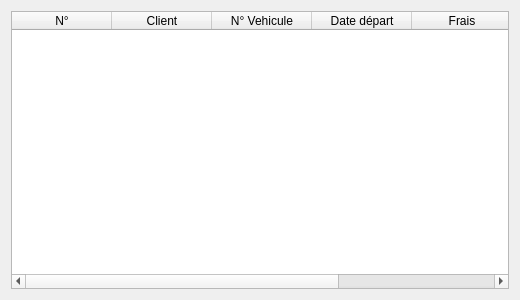
Qt form src/views/BookingList/BookingListView.ui (DinaTolotra/QReservation) before a commit.
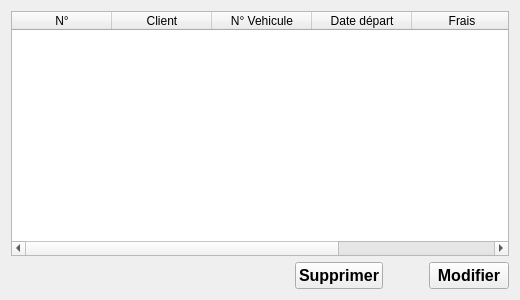
The same form after that commit. Icons and pictures are not drawn.

```diff
--- a/src/views/BookingList/BookingListView.ui
+++ b/src/views/BookingList/BookingListView.ui
@@ -60,6 +60,73 @@
      </column>
     </widget>
    </item>
+   <item>
+    <layout class="QHBoxLayout" name="horizontalLayout">
+     <item>
+      <spacer name="spc">
+       <property name="orientation">
+        <enum>Qt::Orientation::Horizontal</enum>
+       </property>
+       <property name="sizeHint" stdset="0">
+        <size>
+         <width>40</width>
+         <height>20</height>
+        </size>
+       </property>
+      </spacer>
+     </item>
+     <item>
+      <widget class="QPushButton" name="delBtn">
+       <property name="font">
+        <font>
+         <pointsize>12</pointsize>
+         <bold>true</bold>
+        </font>
+       </property>
+       <property name="text">
+        <string>Supprimer</string>
+       </property>
+       <property name="icon">
+        <iconset resource="../../../res/ressources.qrc">
+         <normaloff>:/icons/icons/trash-2.svg</normaloff>:/icons/icons/trash-2.svg</iconset>
+       </property>
+      </widget>
+     </item>
+     <item>
+      <spacer name="horizontalSpacer">
+       <property name="orientation">
+        <enum>Qt::Orientation::Horizontal</enum>
+       </property>
+       <property name="sizeType">
+        <enum>QSizePolicy::Policy::Minimum</enum>
+       </property>
+       <property name="sizeHint" stdset="0">
+        <size>
+         <width>40</width>
+         <height>20</height>
+        </size>
+       </property>
+      </spacer>
+     </item>
+     <item>
+      <widget class="QPushButton" name="modifBtn">
+       <property name="font">
+        <font>
+         <pointsize>12</pointsize>
+         <bold>true</bold>
+        </font>
+       </property>
+       <property name="text">
+        <string>Modifier</string>
+       </property>
+       <property name="icon">
+        <iconset resource="../../../res/ressources.qrc">
+         <normaloff>:/icons/icons/edit-3.svg</normaloff>:/icons/icons/edit-3.svg</iconset>
+       </property>
+      </widget>
+     </item>
+    </layout>
+   </item>
   </layout>
  </widget>
  <resources/>
```
Left out of the diff: 4 changed lines with no effect on the pictures.
